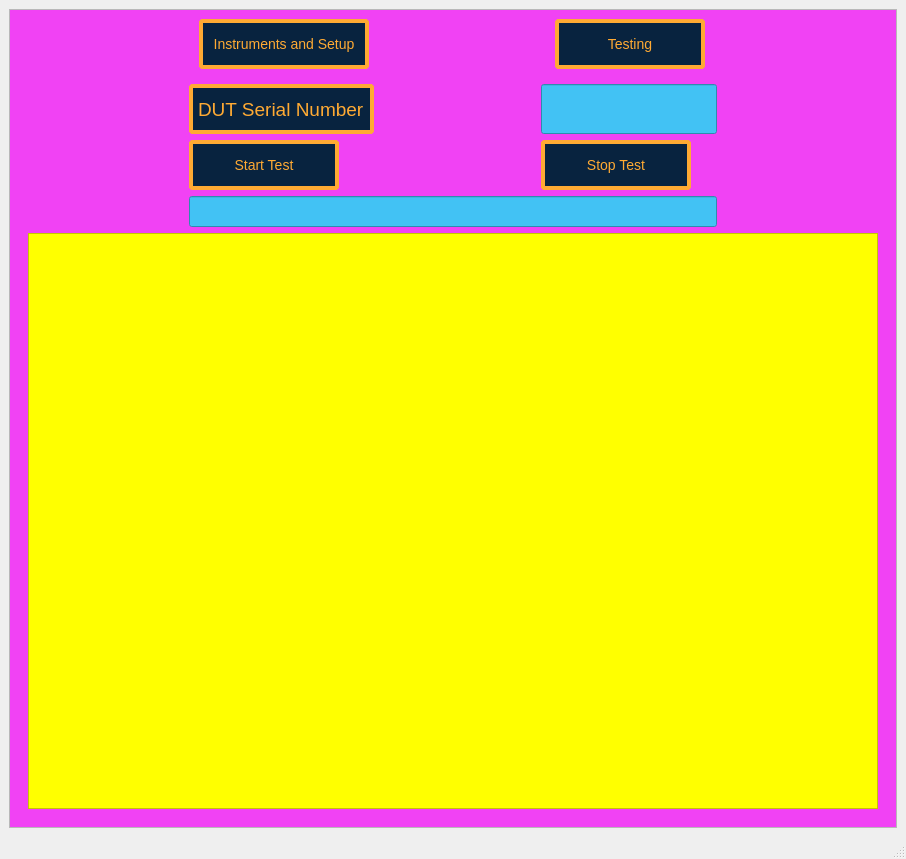
Old version of the form PWRAutomatedTest/385-0030-TestSet/385-0030-RevD-GUI.ui in the repository ninja-lab/pluto.
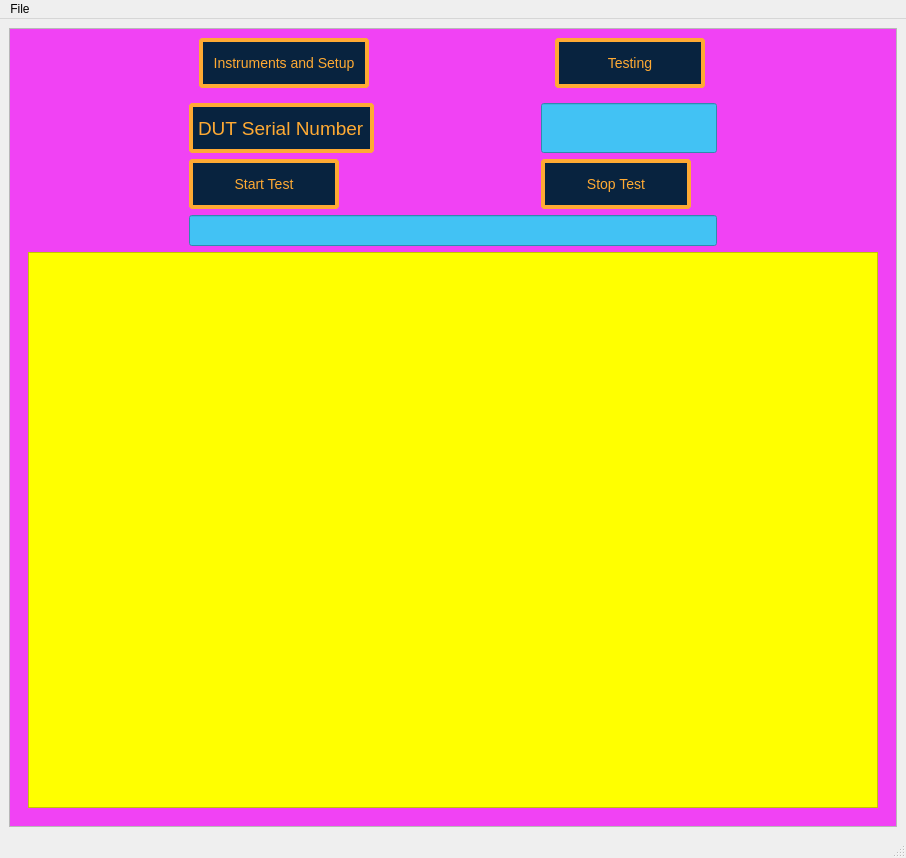
New version of the form. Icons and pictures are not drawn.

Commit message: moved the File menu feature to the QtDesigner file instead of adding it programatically. This simplifies the code. Sucessfully compiled the whole project using auto-py-to-exe. It runs on my machine even after I copy to dropbox. But on another machine the exe failed to run, for reasons unknown.

The edit to the form file:
```diff
--- a/PWRAutomatedTest/385-0030-TestSet/385-0030-RevD-GUI.ui
+++ b/PWRAutomatedTest/385-0030-TestSet/385-0030-RevD-GUI.ui
@@ -7,7 +7,7 @@
     <x>0</x>
     <y>0</y>
     <width>906</width>
-    <height>859</height>
+    <height>858</height>
    </rect>
   </property>
   <property name="sizePolicy">
@@ -43,7 +43,7 @@
          <x>0</x>
          <y>0</y>
          <width>886</width>
-         <height>798</height>
+         <height>797</height>
         </rect>
        </property>
        <property name="styleSheet">
@@ -165,6 +165,9 @@
               </item>
               <item row="2" column="0">
                <widget class="QPushButton" name="StartTestButton">
+                <property name="enabled">
+                 <bool>false</bool>
+                </property>
                 <property name="sizePolicy">
                  <sizepolicy hsizetype="Preferred" vsizetype="Preferred">
                   <horstretch>0</horstretch>
@@ -478,6 +481,13 @@
      <height>21</height>
     </rect>
    </property>
+   <widget class="QMenu" name="menuFile">
+    <property name="title">
+     <string>File</string>
+    </property>
+    <addaction name="actionQuit"/>
+   </widget>
+   <addaction name="menuFile"/>
   </widget>
   <widget class="QStatusBar" name="statusbar"/>
  </widget>
```
Left out of the diff: 51 changed lines with no effect on the pictures. The commit also changes 6 other files.
